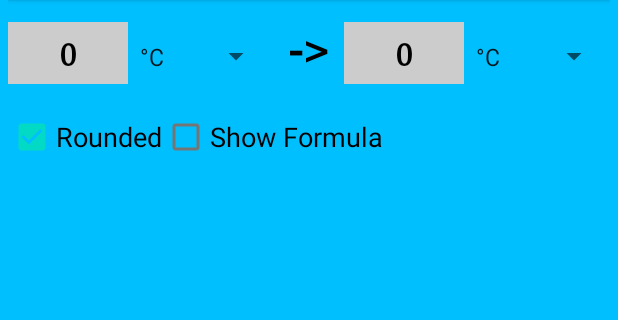
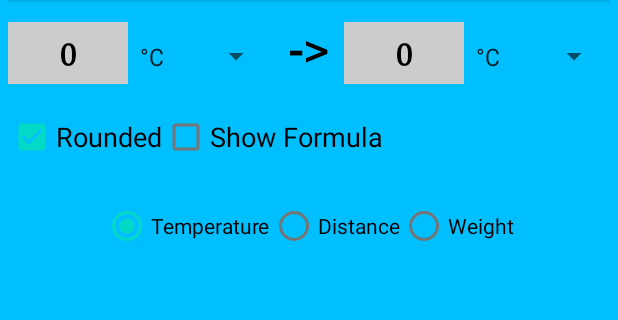
Before and after one commit to SpextrumSecurity/BasicAppX2, an Android app: the screen it shows after launch (MainActivity), on a phone screen of 412 x 824 dp, the part 251-571 px from its top. Run offline under Robolectric (Android 15) with nearby library versions, the phone set to English and light mode, and no system bars.

Commit message:
RadioGroup

```diff
--- a/app/src/main/res/layout/activity_main.xml
+++ b/app/src/main/res/layout/activity_main.xml
@@ -130,4 +130,30 @@
             android:gravity="center"/>
 
     </LinearLayout>
+
+    <RadioGroup
+        android:id="@+id/radioGroup"
+        android:layout_width="match_parent"
+        android:layout_height="wrap_content"
+        android:gravity="center"
+        android:layout_marginTop="5pt"
+        android:orientation="horizontal"
+        android:layout_below="@id/child2">
+        <com.google.android.material.radiobutton.MaterialRadioButton
+            android:id="@+id/rbTemp"
+            android:layout_width="wrap_content"
+            android:layout_height="wrap_content"
+            android:text="@string/rbTemp"
+            android:checked="true"/>
+        <com.google.android.material.radiobutton.MaterialRadioButton
+            android:id="@+id/rbDist"
+            android:layout_width="wrap_content"
+            android:layout_height="wrap_content"
+            android:text="@string/rbDist"/>
+        <com.google.android.material.radiobutton.MaterialRadioButton
+            android:id="@+id/rbWeight"
+            android:layout_width="wrap_content"
+            android:layout_height="wrap_content"
+            android:text="@string/rbWeight"/>
+    </RadioGroup>
 </RelativeLayout>
```
Also changed, not shown: 1 other file.
